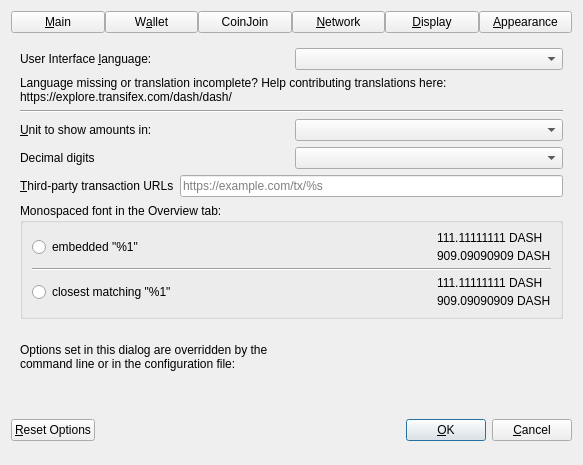
The window that src/qt/forms/optionsdialog.ui (rubpay/rub) describes before a commit, drawn with Qt 5.
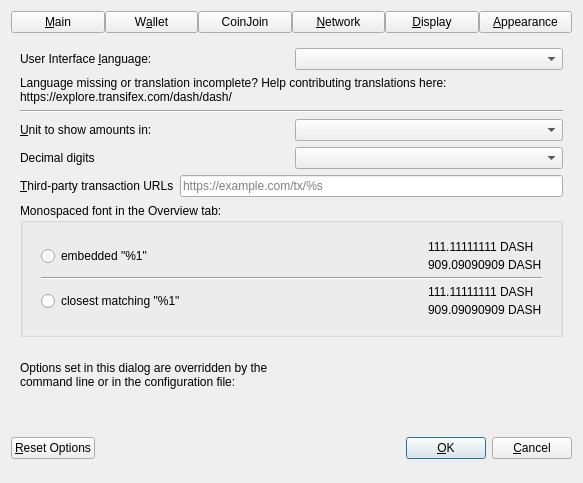
The same window after the commit. The open tabs and pages were chosen to show the change. Custom widgets are drawn as their Qt base class.

Commit message: qt: adjust padding and font size of monospace font selector

```diff
--- a/src/qt/forms/optionsdialog.ui
+++ b/src/qt/forms/optionsdialog.ui
@@ -1061,6 +1061,18 @@
           <string>Monospaced font in the Overview tab:</string>
          </property>
          <layout class="QVBoxLayout" name="font_verticalLayout">
+          <property name="leftMargin">
+           <number>18</number>
+          </property>
+          <property name="topMargin">
+           <number>18</number>
+          </property>
+          <property name="rightMargin">
+           <number>18</number>
+          </property>
+          <property name="bottomMargin">
+           <number>18</number>
+          </property>
           <item>
            <layout class="QHBoxLayout" name="embeddedFont_horizontalLayout">
             <item>
```
The commit also changes 1 other file.
